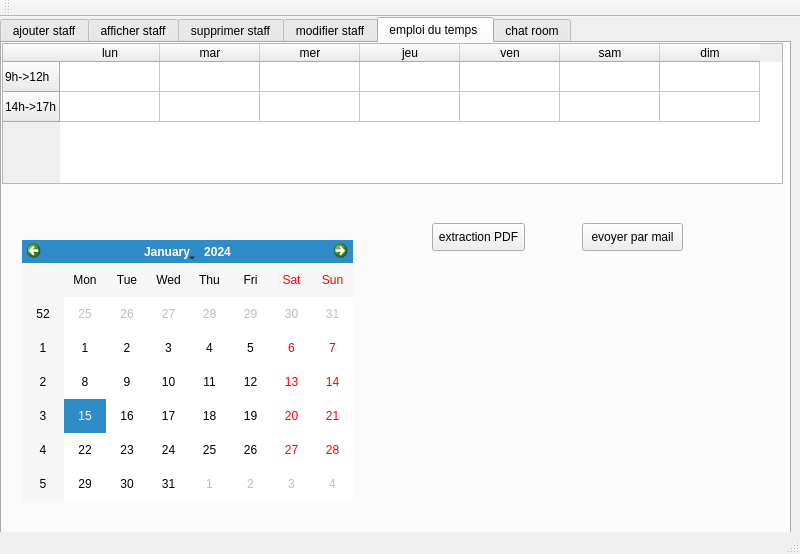
This is mainwindow.ui in Aurielle-hash/SMART_DRY_CLEANER_2A5 as Qt 5 draws it before an edit. The edited form follows.
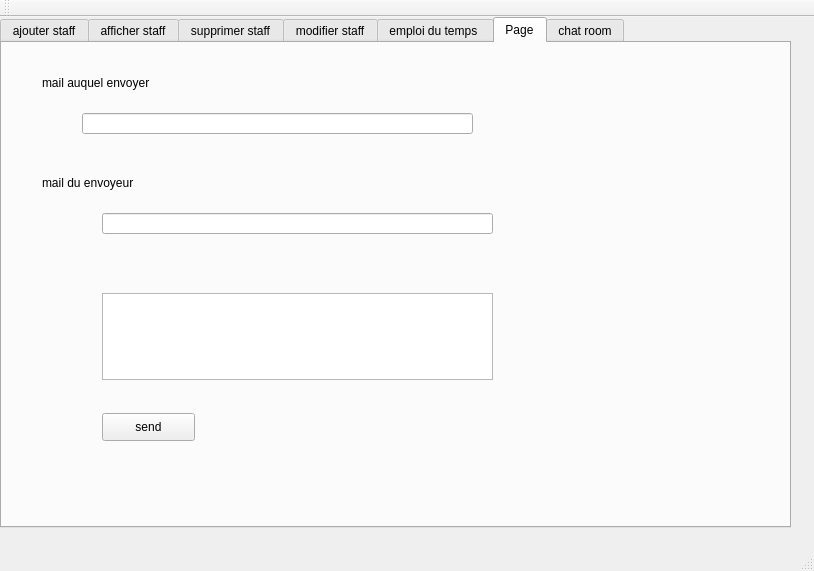
This is the edited form. The open tabs and pages were chosen to show the change.

What changed in the file:
```diff
--- a/mainwindow.ui
+++ b/mainwindow.ui
@@ -6,21 +6,21 @@
    <rect>
     <x>0</x>
     <y>0</y>
-    <width>800</width>
-    <height>554</height>
+    <width>814</width>
+    <height>571</height>
    </rect>
   </property>
   <property name="windowTitle">
    <string>Gestion des Clients</string>
   </property>
   <widget class="QWidget" name="centralWidget">
-   <widget class="QTabWidget" name="emplois">
+   <widget class="QTabWidget" name="emploit">
     <property name="geometry">
      <rect>
       <x>0</x>
       <y>0</y>
       <width>791</width>
-      <height>521</height>
+      <height>511</height>
      </rect>
     </property>
     <property name="currentIndex">
@@ -626,34 +626,21 @@
      <widget class="QPushButton" name="PDF">
       <property name="geometry">
        <rect>
-        <x>430</x>
-        <y>180</y>
+        <x>520</x>
+        <y>340</y>
         <width>93</width>
         <height>28</height>
        </rect>
       </property>
       <property name="text">
-       <string>extraction PDF</string>
+       <string>imprimer</string>
       </property>
      </widget>
-     <widget class="QPushButton" name="mail">
-      <property name="geometry">
-       <rect>
-        <x>580</x>
-        <y>180</y>
-        <width>101</width>
-        <height>28</height>
-       </rect>
-      </property>
-      <property name="text">
-       <string>evoyer par mail</string>
-      </property>
-     </widget>
-     <widget class="QTableWidget" name="emploit">
+     <widget class="QTableWidget" name="emplois_2">
       <property name="geometry">
        <rect>
         <x>0</x>
-        <y>0</y>
+        <y>20</y>
         <width>781</width>
         <height>141</height>
        </rect>
@@ -713,6 +700,112 @@
        </property>
       </column>
      </widget>
+     <widget class="QPushButton" name="effectuer">
+      <property name="geometry">
+       <rect>
+        <x>420</x>
+        <y>240</y>
+        <width>93</width>
+        <height>28</height>
+       </rect>
+      </property>
+      <property name="text">
+       <string>effectuer</string>
+      </property>
+     </widget>
+     <widget class="QPushButton" name="modifier">
+      <property name="geometry">
+       <rect>
+        <x>610</x>
+        <y>240</y>
+        <width>93</width>
+        <height>28</height>
+       </rect>
+      </property>
+      <property name="text">
+       <string>modifier</string>
+      </property>
+     </widget>
+    </widget>
+    <widget class="QWidget" name="tab_7">
+     <attribute name="title">
+      <string>Page</string>
+     </attribute>
+     <widget class="QLabel" name="label_4">
+      <property name="geometry">
+       <rect>
+        <x>40</x>
+        <y>30</y>
+        <width>161</width>
+        <height>20</height>
+       </rect>
+      </property>
+      <property name="text">
+       <string>mail auquel envoyer</string>
+      </property>
+     </widget>
+     <widget class="QLineEdit" name="mail">
+      <property name="geometry">
+       <rect>
+        <x>80</x>
+        <y>70</y>
+        <width>391</width>
+        <height>21</height>
+       </rect>
+      </property>
+      <property name="text">
+       <string/>
+      </property>
+     </widget>
+     <widget class="QLineEdit" name="subject">
+      <property name="geometry">
+       <rect>
+        <x>100</x>
+        <y>170</y>
+        <width>391</width>
+        <height>21</height>
+       </rect>
+      </property>
+      <property name="text">
+       <string/>
+      </property>
+     </widget>
+     <widget class="QPushButton" name="envoyer">
+      <property name="geometry">
+       <rect>
+        <x>100</x>
+        <y>370</y>
+        <width>93</width>
+        <height>28</height>
+       </rect>
+      </property>
+      <property name="text">
+       <string>send</string>
+      </property>
+     </widget>
+     <widget class="QPlainTextEdit" name="commande">
+      <property name="geometry">
+       <rect>
+        <x>100</x>
+        <y>250</y>
+        <width>391</width>
+        <height>87</height>
+       </rect>
+      </property>
+     </widget>
+     <widget class="QLabel" name="label_5">
+      <property name="geometry">
+       <rect>
+        <x>40</x>
+        <y>130</y>
+        <width>161</width>
+        <height>20</height>
+       </rect>
+      </property>
+      <property name="text">
+       <string>mail du envoyeur</string>
+      </property>
+     </widget>
     </widget>
     <widget class="QWidget" name="tab_6">
      <attribute name="title">
```
Left out of the diff: 19 changed lines with no effect on the pictures.
